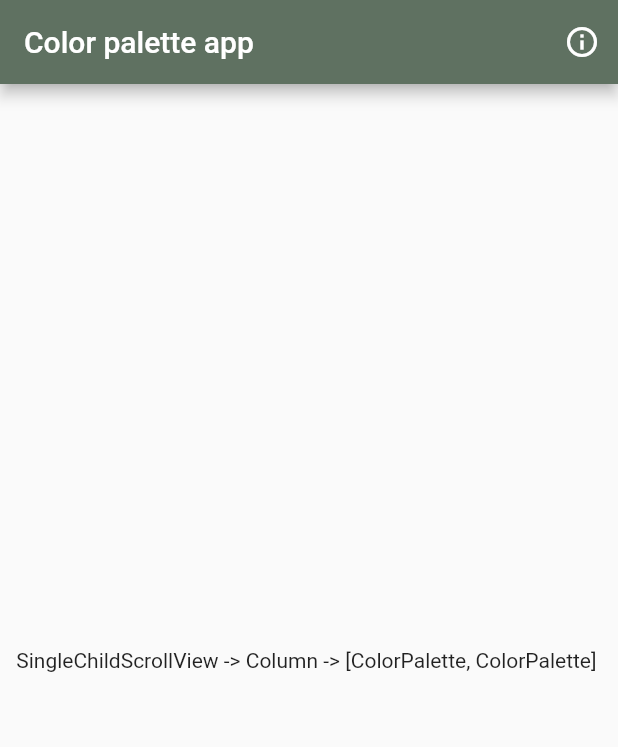
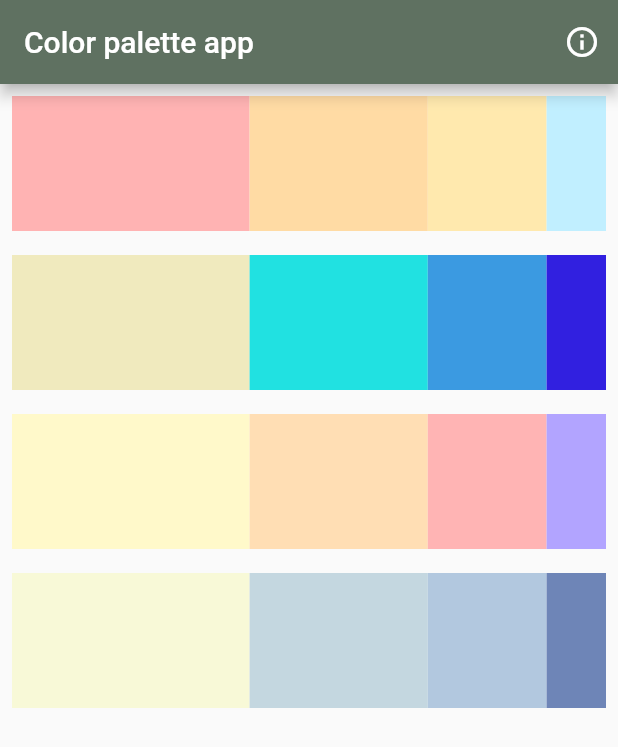
Before and after one commit to sthephanyr15/f_color_palette_solution_202230, a Flutter app: the screen it shows after launch, on a phone screen of 412 x 824 dp. Shown: the top 747 px of the screen. Run offline on Flutter 3.47's test engine with Material 2 defaults, Android fonts, the phone set to English and light mode, and no system bars; our stand-ins replace get, loggy.

```diff
--- a/lib/ui/pages/color_selection_page.dart
+++ b/lib/ui/pages/color_selection_page.dart
@@ -24,11 +24,33 @@ class ColorSelectionPage extends StatelessWidget {
             IconButton(onPressed: showDialog, icon: Icon(Icons.info_outline))
           ],
         ),
-        // https://colorhunt.co/
-        body: (const Center(
-          child: Text(
-              "SingleChildScrollView -> Column -> [ColorPalette, ColorPalette] "),
-        )));
+        body: SingleChildScrollView(
+            child: Column(children: [
+          ColorPalette(
+              callback: showColor,
+              baseColor1: 'FFB3B3',
+              baseColor2: 'FFDBA4',
+              baseColor3: 'FFE9AE',
+              baseColor4: 'C1EFFF'),
+          ColorPalette(
+              callback: showColor,
+              baseColor1: 'F0EABE',
+              baseColor2: '21E1E1',
+              baseColor3: '3B9AE1',
+              baseColor4: '3120E0'),
+          ColorPalette(
+              callback: showColor,
+              baseColor1: 'FFF9CA',
+              baseColor2: 'FFDEB4',
+              baseColor3: 'FFB4B4',
+              baseColor4: 'B2A4FF'),
+          ColorPalette(
+              callback: showColor,
+              baseColor1: 'F8F9D7',
+              baseColor2: 'C4D7E0',
+              baseColor3: 'B2C8DF',
+              baseColor4: '6E85B7')
+        ])));
   }
 
   // está es la función que será llamada con cada click a un ColorPalette
--- a/lib/ui/widgets/color_palette.dart
+++ b/lib/ui/widgets/color_palette.dart
@@ -2,30 +2,65 @@ import 'package:flutter/material.dart';
 import '../../utils/color_utils.dart';
 
 class ColorPalette extends StatelessWidget {
-  const ColorPalette({
-    Key? key,
+  const ColorPalette(
+      {Key? key,
       // así se reciben en el constructor, por ejemplo
-    //required this.baseColor,
-  }) : super(key: key);
+      required this.baseColor1,
+      required this.baseColor2,
+      required this.baseColor3,
+      required this.baseColor4,
+      required this.callback})
+      : super(key: key);
 
   // atributos de la clase, por ejemplo
-  final String baseColor;
+  final String baseColor1;
+  final String baseColor2;
+  final String baseColor3;
+  final String baseColor4;
 
   // también se puede tener como un atributo un callback, necesiario ya que es un
   // widget sin estado, por ejemplo
-  //final Function(String) callback;
+  final Function(String) callback;
 
   @override
   Widget build(BuildContext context) {
     // padding para crear espacio alrededor del widget
     return Padding(
         padding: const EdgeInsets.all(8.0),
-      row(children:[
+        child: Row(children: [
           Expanded(
+            flex: 4,
             child: GestureDetector(
-            child: Container(
-              height: 100, color: ColorUtils.FromHex(baseColor)))
-            ]))
+              onTap: () => callback(baseColor1),
+              child:
+                  Container(height: 90, color: ColorUtils.FromHex(baseColor1)),
+            ),
+          ),
+          Expanded(
+            flex: 3,
+            child: GestureDetector(
+              onTap: () => callback(baseColor2),
+              child:
+                  Container(height: 90, color: ColorUtils.FromHex(baseColor2)),
+            ),
+          ),
+          Expanded(
+            flex: 2,
+            child: GestureDetector(
+              onTap: () => callback(baseColor3),
+              child:
+                  Container(height: 90, color: ColorUtils.FromHex(baseColor3)),
+            ),
+          ),
+          Expanded(
+            flex: 1,
+            child: GestureDetector(
+              onTap: () => callback(baseColor4),
+              child:
+                  Container(height: 90, color: ColorUtils.FromHex(baseColor4)),
+            ),
+          )
+        ]));
     // vamos a mostrar los elementos en un row
   }
 }
```
Lines whose indentation alone changed are shown as unchanged.
